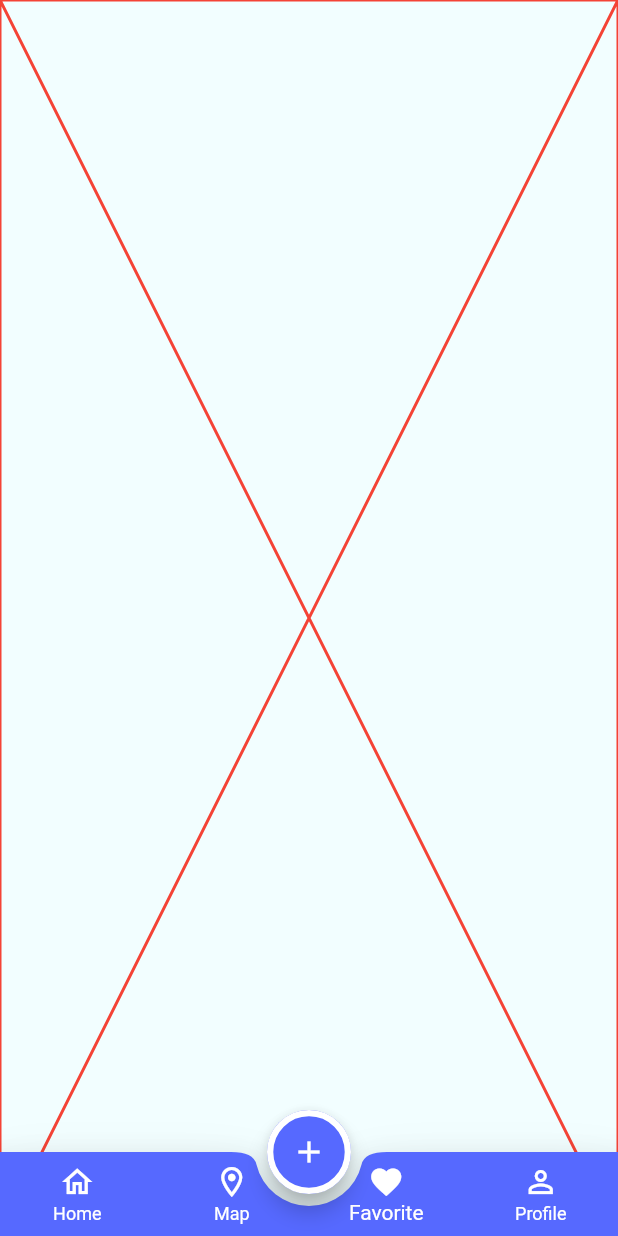
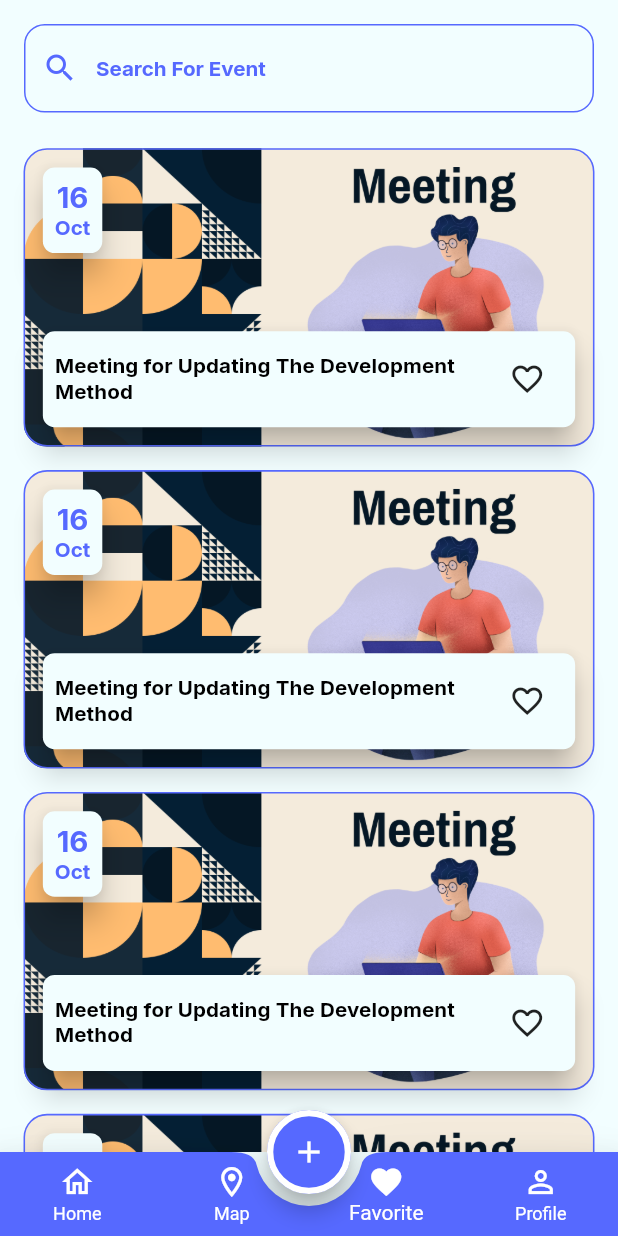
Before and after one commit to howedyy/Event_app, a Flutter app: the screen it shows after launch, item 3 of the bottom bar chosen, on a phone screen of 412 x 824 dp. Run offline on Flutter 3.47's test engine with Material 3 defaults, Android fonts, the phone set to English and light mode, and no system bars; our stand-ins replace flutter_screenutil, flutter_svg, google_fonts.

Commit message:
finished favorite UI

```diff
--- a/lib/feature/main_layout/favorite/favorite_tab.dart
+++ b/lib/feature/main_layout/favorite/favorite_tab.dart
@@ -1,12 +1,60 @@
+import 'package:event_app/core/resources/colors_manager.dart';
+import 'package:event_app/core/widgets/event_item.dart';
+import 'package:event_app/models/catagory_model.dart';
+import 'package:event_app/models/event_model.dart';
 import 'package:flutter/material.dart';
+import 'package:flutter_screenutil/flutter_screenutil.dart';
+import 'package:google_fonts/google_fonts.dart';
 
 class FavoriteTab extends StatelessWidget {
   const FavoriteTab({super.key});
 
   @override
   Widget build(BuildContext context) {
-    return const Placeholder(
-      color: Colors.red,
+    return SafeArea(
+      child: Column(
+        children: [
+          Padding(
+            padding: const EdgeInsets.symmetric(horizontal: 16.0, vertical: 16.0),
+            child: TextField(
+               decoration: InputDecoration(
+                 prefixIcon: Icon(Icons.search, color: ColorsManager.blue,),
+                 hintText: "Search For Event",
+               hintStyle: GoogleFonts.inter(
+                 fontSize: 14.sp,
+                 fontWeight: FontWeight.bold,
+                 color: ColorsManager.blue,
+               ),
+               enabledBorder: OutlineInputBorder(
+                 borderRadius: BorderRadius.circular(14.r),
+                 borderSide: BorderSide(color: ColorsManager.blue, width: 1)
+                  ),
+                 focusedBorder: OutlineInputBorder(
+                     borderRadius: BorderRadius.circular(14.r),
+                     borderSide: BorderSide(color: ColorsManager.blue, width: 1)
+                 ),
+
+                ),
+            ),
+          ),
+          Expanded(child: ListView.builder(
+              padding: EdgeInsets.zero,
+              itemCount: 20,
+              itemBuilder: (context, index)=>
+              EventItem(
+                event: EventModel(
+                    title: "Meeting for Updating The Development Method",
+                    category: CategoryModel.categories[2],
+                    description: "description",
+                    dateTime: DateTime.now(),
+                    timeOfDay: TimeOfDay.now()
+                ),
+              )
+
+          )
+          )
+        ],
+      ),
     );
   }
 }
--- a/lib/feature/main_layout/home/home_tab.dart
+++ b/lib/feature/main_layout/home/home_tab.dart
@@ -91,7 +91,9 @@ class _HomeTabState extends State<HomeTab> {
         Expanded(child: ListView.builder(
           itemBuilder: (context, index)=>EventItem(
           event: EventModel(title: "Meeting for Updating The Development Method", category: CategoryModel.categories[2], description: "description", dateTime: DateTime.now(), timeOfDay: TimeOfDay.now()),
-        ),itemCount: 20,))
+        )
+          ,itemCount: 20,)
+        )
       ],
     );
   }
```
